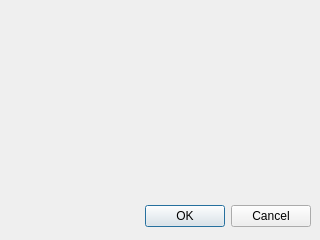
Old version of the form HaiBeiDanCi/serverdatadialog.ui in the repository HuangHuafeng/repeat.
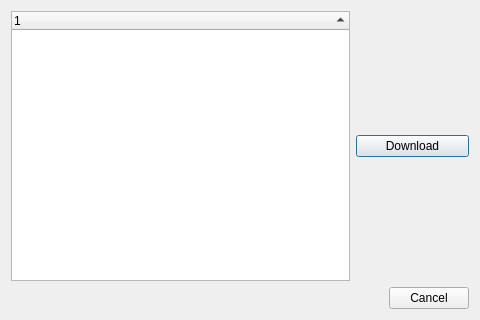
New version of the form.

Diff of the .ui file:
```diff
--- a/HaiBeiDanCi/serverdatadialog.ui
+++ b/HaiBeiDanCi/serverdatadialog.ui
@@ -5,29 +5,51 @@
    <rect>
     <x>0</x>
     <y>0</y>
-    <width>320</width>
-    <height>240</height>
+    <width>480</width>
+    <height>320</height>
    </rect>
   </property>
   <property name="windowTitle">
    <string>Dialog</string>
   </property>
+  <layout class="QVBoxLayout" name="verticalLayout">
+   <item>
+    <layout class="QGridLayout" name="gridLayout">
+     <item row="0" column="3">
+      <widget class="QPushButton" name="pbDownloadBook">
+       <property name="text">
+        <string>Download</string>
+       </property>
+      </widget>
+     </item>
+     <item row="0" column="0" colspan="3">
+      <widget class="QTreeWidget" name="twBooks">
+       <property name="indentation">
+        <number>0</number>
+       </property>
+       <property name="sortingEnabled">
+        <bool>true</bool>
+       </property>
+       <column>
+        <property name="text">
+         <string notr="true">1</string>
+        </property>
+       </column>
+      </widget>
+     </item>
+    </layout>
+   </item>
+   <item>
   <widget class="QDialogButtonBox" name="buttonBox">
-   <property name="geometry">
-    <rect>
-     <x>10</x>
-     <y>200</y>
-     <width>301</width>
-     <height>32</height>
-    </rect>
-   </property>
    <property name="orientation">
     <enum>Qt::Horizontal</enum>
    </property>
    <property name="standardButtons">
-    <set>QDialogButtonBox::Cancel|QDialogButtonBox::Ok</set>
-   </property>
-  </widget>
+      <set>QDialogButtonBox::Cancel</set>
+     </property>
+    </widget>
+   </item>
+  </layout>
  </widget>
  <resources/>
  <connections>
```
Left out of the diff: 1 changed line with no effect on the pictures. Lines whose indentation alone changed are shown as unchanged.
